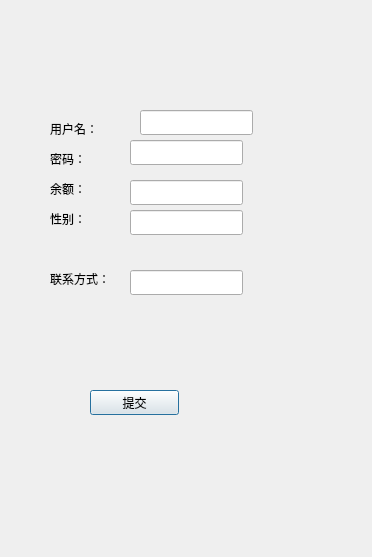
First picture: the form in dialog_edit_custom.ui, repository Anthony52233/Qt_mysql_sys, before the edit.
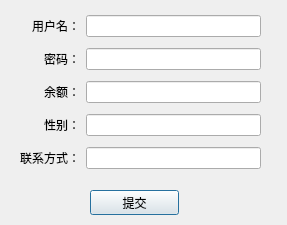
Second picture: the form after the edit.

Commit message: 终于写完了。增加了相机排序功能，美化了界面，用户查看相机时多了排序和查找功能

Diff of the .ui file:
```diff
--- a/dialog_edit_custom.ui
+++ b/dialog_edit_custom.ui
@@ -6,133 +6,18 @@
    <rect>
     <x>0</x>
     <y>0</y>
-    <width>372</width>
-    <height>557</height>
+    <width>287</width>
+    <height>225</height>
    </rect>
   </property>
   <property name="windowTitle">
    <string>Dialog</string>
   </property>
-  <widget class="QLabel" name="label">
-   <property name="geometry">
-    <rect>
-     <x>50</x>
-     <y>120</y>
-     <width>67</width>
-     <height>17</height>
-    </rect>
-   </property>
-   <property name="text">
-    <string>用户名：</string>
-   </property>
-  </widget>
-  <widget class="QLabel" name="label_2">
-   <property name="geometry">
-    <rect>
-     <x>50</x>
-     <y>270</y>
-     <width>67</width>
-     <height>17</height>
-    </rect>
-   </property>
-   <property name="text">
-    <string>联系方式：</string>
-   </property>
-  </widget>
-  <widget class="QLabel" name="label_3">
-   <property name="geometry">
-    <rect>
-     <x>50</x>
-     <y>150</y>
-     <width>67</width>
-     <height>17</height>
-    </rect>
-   </property>
-   <property name="text">
-    <string>密码：</string>
-   </property>
-  </widget>
-  <widget class="QLabel" name="label_4">
-   <property name="geometry">
-    <rect>
-     <x>50</x>
-     <y>180</y>
-     <width>67</width>
-     <height>17</height>
-    </rect>
-   </property>
-   <property name="text">
-    <string>余额：</string>
-   </property>
-  </widget>
-  <widget class="QLabel" name="label_5">
-   <property name="geometry">
-    <rect>
-     <x>50</x>
-     <y>210</y>
-     <width>67</width>
-     <height>17</height>
-    </rect>
-   </property>
-   <property name="text">
-    <string>性别：</string>
-   </property>
-  </widget>
-  <widget class="QLineEdit" name="lineEdit_account">
-   <property name="geometry">
-    <rect>
-     <x>140</x>
-     <y>110</y>
-     <width>113</width>
-     <height>25</height>
-    </rect>
-   </property>
-  </widget>
-  <widget class="QLineEdit" name="lineEdit_sex">
-   <property name="geometry">
-    <rect>
-     <x>130</x>
-     <y>210</y>
-     <width>113</width>
-     <height>25</height>
-    </rect>
-   </property>
-  </widget>
-  <widget class="QLineEdit" name="lineEdit_balance">
-   <property name="geometry">
-    <rect>
-     <x>130</x>
-     <y>180</y>
-     <width>113</width>
-     <height>25</height>
-    </rect>
-   </property>
-  </widget>
-  <widget class="QLineEdit" name="lineEdit_password">
-   <property name="geometry">
-    <rect>
-     <x>130</x>
-     <y>140</y>
-     <width>113</width>
-     <height>25</height>
-    </rect>
-   </property>
-  </widget>
-  <widget class="QLineEdit" name="lineEdit_phone">
-   <property name="geometry">
-    <rect>
-     <x>130</x>
-     <y>270</y>
-     <width>113</width>
-     <height>25</height>
-    </rect>
-   </property>
-  </widget>
   <widget class="QPushButton" name="pushButton_commit">
    <property name="geometry">
     <rect>
      <x>90</x>
-     <y>390</y>
+     <y>190</y>
      <width>89</width>
      <height>25</height>
     </rect>
@@ -141,6 +26,83 @@
     <string>提交</string>
    </property>
   </widget>
+  <widget class="QWidget" name="widget" native="true">
+   <property name="geometry">
+    <rect>
+     <x>20</x>
+     <y>10</y>
+     <width>241</width>
+     <height>167</height>
+    </rect>
+   </property>
+   <layout class="QGridLayout" name="gridLayout">
+    <item row="3" column="0">
+     <widget class="QLabel" name="label_5">
+      <property name="text">
+       <string>性别：</string>
+      </property>
+      <property name="alignment">
+       <set>Qt::AlignRight|Qt::AlignTrailing|Qt::AlignVCenter</set>
+      </property>
+     </widget>
+    </item>
+    <item row="3" column="1">
+     <widget class="QLineEdit" name="lineEdit_sex"/>
+    </item>
+    <item row="4" column="0">
+     <widget class="QLabel" name="label_2">
+      <property name="text">
+       <string>联系方式：</string>
+      </property>
+      <property name="alignment">
+       <set>Qt::AlignRight|Qt::AlignTrailing|Qt::AlignVCenter</set>
+      </property>
+     </widget>
+    </item>
+    <item row="1" column="0">
+     <widget class="QLabel" name="label_3">
+      <property name="text">
+       <string>密码：</string>
+      </property>
+      <property name="alignment">
+       <set>Qt::AlignRight|Qt::AlignTrailing|Qt::AlignVCenter</set>
+      </property>
+     </widget>
+    </item>
+    <item row="2" column="1">
+     <widget class="QLineEdit" name="lineEdit_balance"/>
+    </item>
+    <item row="0" column="1">
+     <widget class="QLineEdit" name="lineEdit_account"/>
+    </item>
+    <item row="1" column="1">
+     <widget class="QLineEdit" name="lineEdit_password"/>
+    </item>
+    <item row="2" column="0">
+     <widget class="QLabel" name="label_4">
+      <property name="text">
+       <string>余额：</string>
+      </property>
+      <property name="alignment">
+       <set>Qt::AlignRight|Qt::AlignTrailing|Qt::AlignVCenter</set>
+      </property>
+     </widget>
+    </item>
+    <item row="4" column="1">
+     <widget class="QLineEdit" name="lineEdit_phone"/>
+    </item>
+    <item row="0" column="0">
+     <widget class="QLabel" name="label">
+      <property name="text">
+       <string>用户名：</string>
+      </property>
+      <property name="alignment">
+       <set>Qt::AlignRight|Qt::AlignTrailing|Qt::AlignVCenter</set>
+      </property>
+     </widget>
+    </item>
+   </layout>
+  </widget>
  </widget>
  <resources/>
  <connections/>
```
The commit also changes 22 other files.
